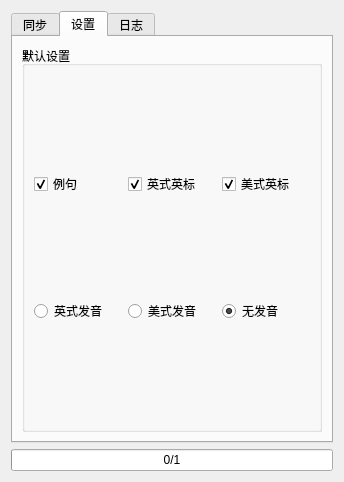
First picture: the form in src/UIForm/main_ui.ui, repository bet4it/shanbay2anki, before the edit.
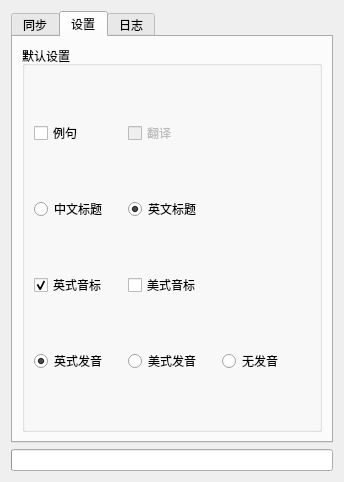
Second picture: the form after the edit. The open tabs and pages were chosen to show the change.

Commit message: Support to download example and translate

Diff of the .ui file:
```diff
--- a/src/UIForm/main_ui.ui
+++ b/src/UIForm/main_ui.ui
@@ -126,67 +126,103 @@
        <string>设置</string>
       </attribute>
       <layout class="QGridLayout" name="gridLayout_2">
-       <item row="0" column="0" colspan="2">
+       <item row="0" column="0">
         <widget class="QGroupBox" name="defaultConfigGroupBox">
          <property name="title">
           <string>默认设置</string>
          </property>
          <layout class="QGridLayout" name="gridLayout">
-          <item row="4" column="2">
+          <item row="1" column="0">
+           <widget class="QCheckBox" name="exampleCheckBox">
+            <property name="text">
+             <string>例句</string>
+            </property>
+           </widget>
+          </item>
+          <item row="3" column="1">
+           <widget class="QCheckBox" name="AmEPhoneticCheckBox">
+            <property name="text">
+             <string>美式音标</string>
+            </property>
+           </widget>
+          </item>
+          <item row="7" column="0">
+           <widget class="QRadioButton" name="BrEPronRadioButton">
+            <property name="text">
+             <string>英式发音</string>
+            </property>
+            <property name="checked">
+             <bool>true</bool>
+            </property>
+            <attribute name="buttonGroup">
+             <string notr="true">pronButtonGroup</string>
+            </attribute>
+           </widget>
+          </item>
+          <item row="1" column="1">
+           <widget class="QCheckBox" name="translateCheckBox">
+            <property name="enabled">
+             <bool>false</bool>
+            </property>
+            <property name="text">
+             <string>翻译</string>
+            </property>
+           </widget>
+          </item>
+          <item row="7" column="2">
            <widget class="QRadioButton" name="noPronRadioButton">
             <property name="text">
              <string>无发音</string>
             </property>
             <property name="checked">
+             <bool>false</bool>
+            </property>
+            <attribute name="buttonGroup">
+             <string notr="true">pronButtonGroup</string>
+            </attribute>
+           </widget>
+          </item>
+          <item row="2" column="0">
+           <widget class="QRadioButton" name="titleCNRadioButton">
+            <property name="text">
+             <string>中文标题</string>
+            </property>
+            <attribute name="buttonGroup">
+             <string notr="true">titleButtonGroup</string>
+            </attribute>
+           </widget>
+          </item>
+          <item row="3" column="0">
+           <widget class="QCheckBox" name="BrEPhoneticCheckBox">
+            <property name="text">
+             <string>英式音标</string>
+            </property>
+            <property name="checked">
              <bool>true</bool>
             </property>
            </widget>
           </item>
-          <item row="4" column="1">
+          <item row="2" column="1">
+           <widget class="QRadioButton" name="titleENRadioButton">
+            <property name="text">
+             <string>英文标题</string>
+            </property>
+            <property name="checked">
+             <bool>true</bool>
+            </property>
+            <attribute name="buttonGroup">
+             <string notr="true">titleButtonGroup</string>
+            </attribute>
+           </widget>
+          </item>
+          <item row="7" column="1">
            <widget class="QRadioButton" name="AmEPronRadioButton">
             <property name="text">
              <string>美式发音</string>
             </property>
-           </widget>
-          </item>
-          <item row="0" column="2">
-           <widget class="QCheckBox" name="AmEPhoneticCheckBox">
-            <property name="text">
-             <string>美式英标</string>
-            </property>
-            <property name="checked">
-             <bool>true</bool>
-            </property>
-           </widget>
-          </item>
-          <item row="0" column="1">
-           <widget class="QCheckBox" name="BrEPhoneticCheckBox">
-            <property name="text">
-             <string>英式英标</string>
-            </property>
-            <property name="checked">
-             <bool>true</bool>
-            </property>
-           </widget>
-          </item>
-          <item row="4" column="0">
-           <widget class="QRadioButton" name="BrEPronRadioButton">
-            <property name="text">
-             <string>英式发音</string>
-            </property>
-            <property name="checked">
-             <bool>false</bool>
-            </property>
-           </widget>
-          </item>
-          <item row="0" column="0">
-           <widget class="QCheckBox" name="sentenceCheckBox">
-            <property name="text">
-             <string>例句</string>
-            </property>
-            <property name="checked">
-             <bool>true</bool>
-            </property>
+            <attribute name="buttonGroup">
+             <string notr="true">pronButtonGroup</string>
+            </attribute>
            </widget>
           </item>
          </layout>
@@ -209,6 +245,9 @@
      <property name="value">
       <number>0</number>
      </property>
+     <property name="textVisible">
+      <bool>false</bool>
+     </property>
      <property name="format">
       <string>%v/%m</string>
      </property>
```
Left out of the diff: 4 changed lines with no effect on the pictures. The commit also changes 9 other files.
